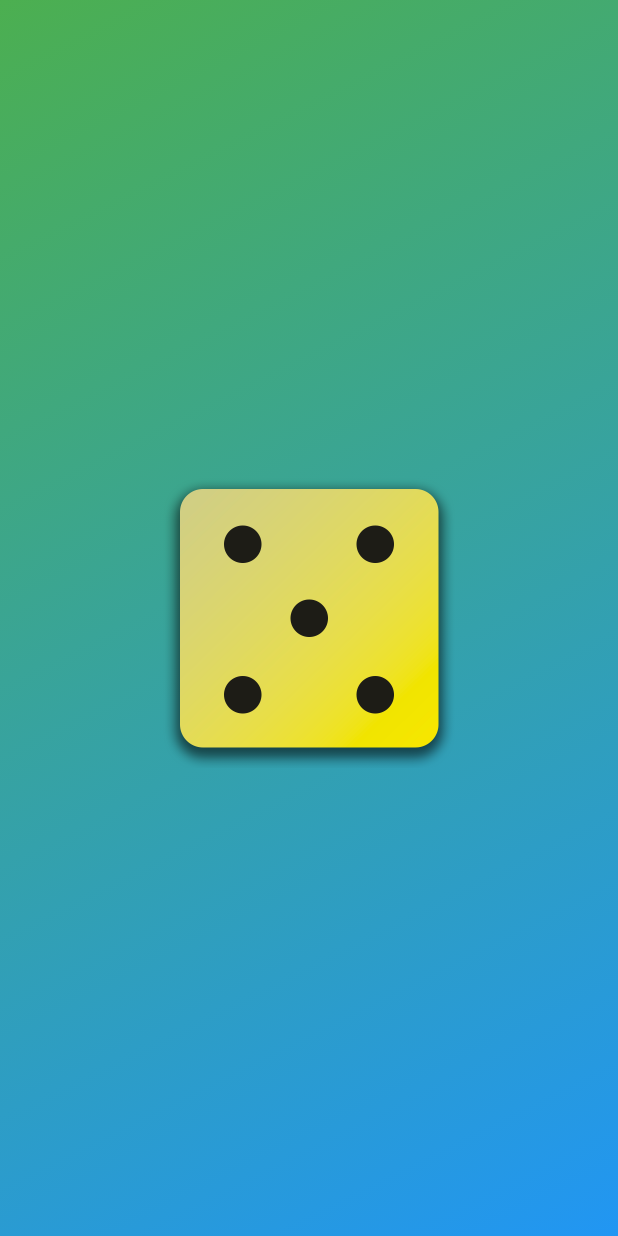
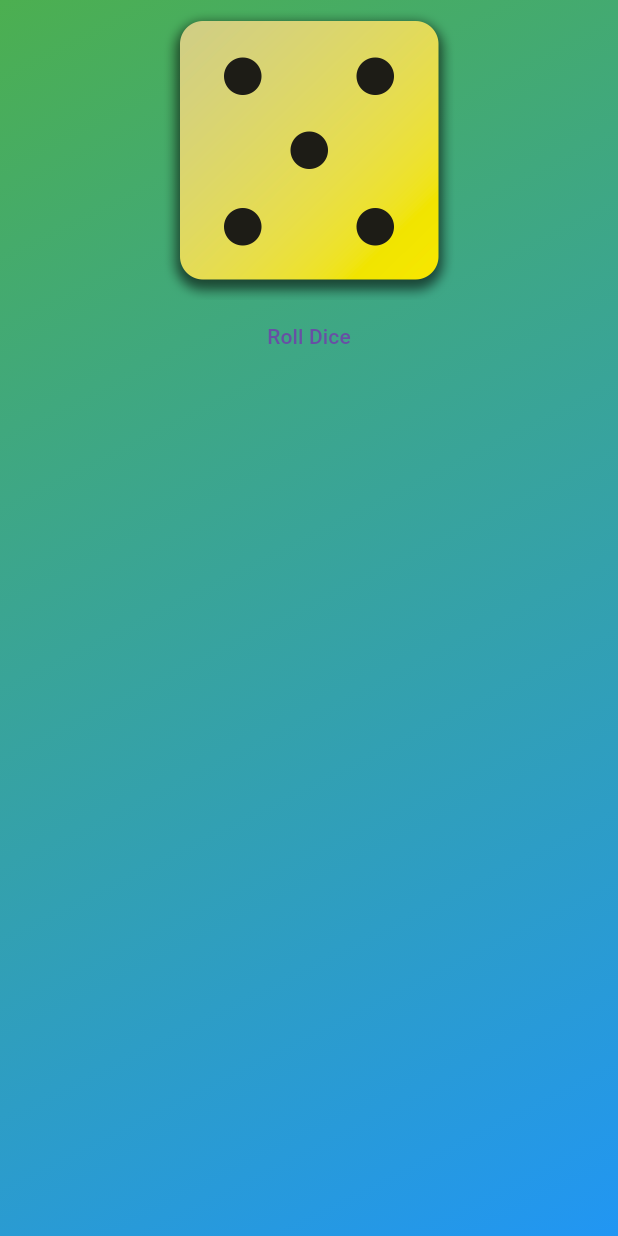
Before and after one commit to drayze/class_project_1, a Flutter app: the screen it shows after launch, on a phone screen of 412 x 824 dp. Run offline on Flutter 3.47's test engine with Material 3 defaults, Android fonts, the phone set to English and light mode, and no system bars.

Commit message:
feat: Add dice rolling button and structure
This commit introduces a "Roll Dice" button and restructures the layout to accommodate it.

- A `rollDice` method has been added to the `GradientContainer` widget.
- The `Center` widget's child has been changed from a single `Image.asset` to a `Column`.
- This `Column` now contains the dice image and a new `TextButton` that calls the `rollDice` method when pressed.

```diff
--- a/lib/gradient_container.dart
+++ b/lib/gradient_container.dart
@@ -10,6 +10,10 @@ class GradientContainer extends StatelessWidget {
   final Color color1;
   final Color color2;
 
+  void rollDice (){
+    //....
+  }
+
   @override
   Widget build (context) {
     return Container( decoration: BoxDecoration(
@@ -17,7 +21,13 @@ class GradientContainer extends StatelessWidget {
           begin: start,
           end: end),),
       child: Center(
-        child: Image.asset('assets/images/dice-5.png', width: 200),
+        child: Column(
+          children: [
+            Image.asset('assets/images/dice-5.png', width: 200),
+            TextButton(onPressed: rollDice,
+                child: Text('Roll Dice'))
+          ],
+        ),
       ),
     );
   }}
```
